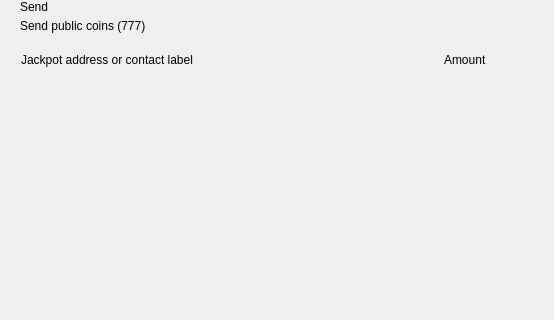
Above: src/qt/pivx/forms/send.ui from decenomy/DSW before the change; both pictures show x 0 to 554 and y 0 to 320 of the 893 by 700 pixel window. Below: the same form after it.
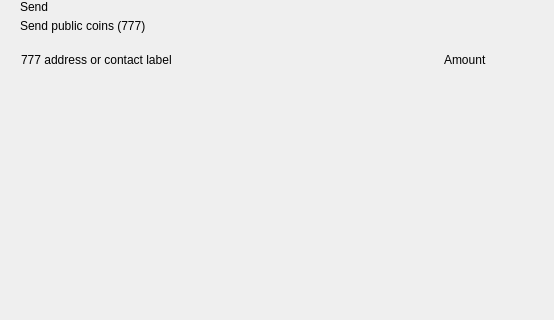
That is the form after the change. Custom widgets are drawn as their Qt base class.

Commit message: Label Jackpot replaced by the ticker 777 where it should appear. Only changes in UI, still.

Patch:
```diff
--- a/src/qt/pivx/forms/send.ui
+++ b/src/qt/pivx/forms/send.ui
@@ -141,7 +141,7 @@
              <string notr="true">margin-left:8px;</string>
             </property>
             <property name="text">
-             <string>Jackpot address or contact label</string>
+             <string>777 address or contact label</string>
             </property>
            </widget>
           </item>
```
The commit also changes 10 other files.
